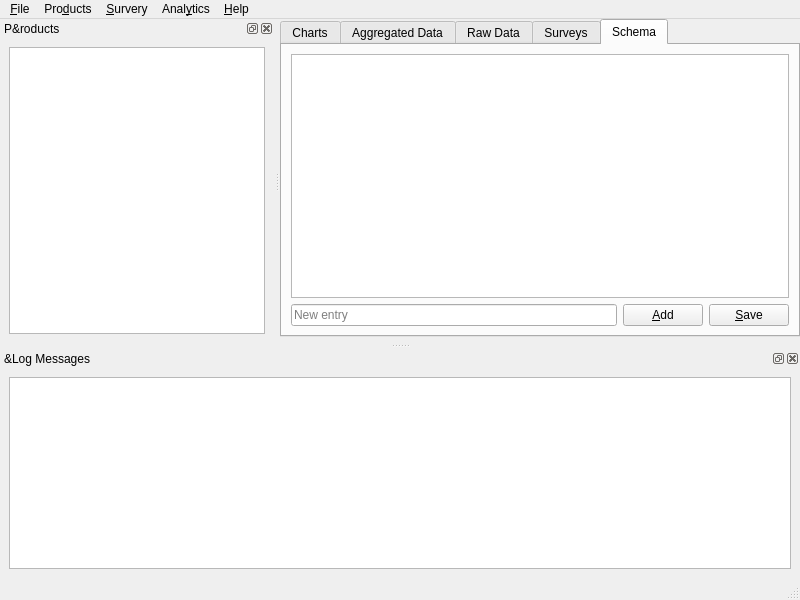
Above: analyzer/mainwindow.ui from KDE/kuserfeedback before the change. Below: the same form after it.
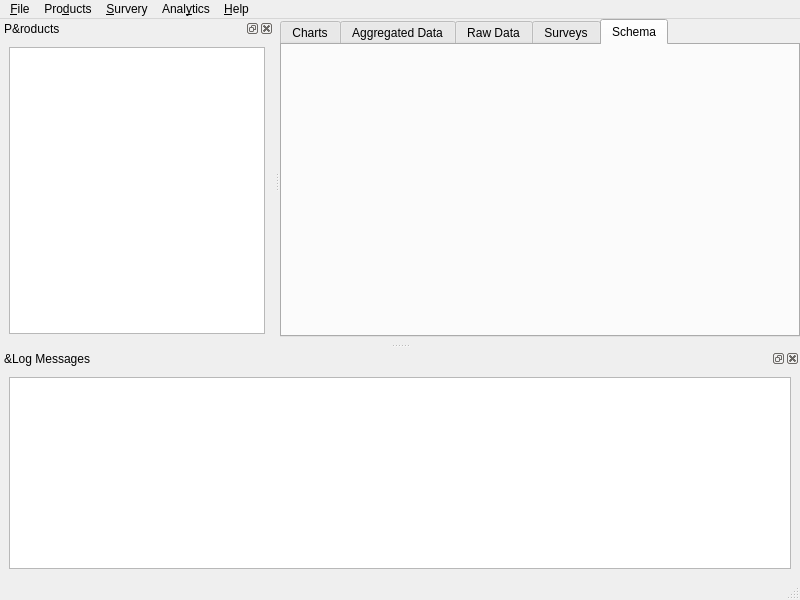
That is the form after the change. The open tabs and pages were chosen to show the change. Custom widgets are drawn as their Qt base class.

Commit message: Move schema editor to its own file, and implement entry deletion.

```diff
--- a/analyzer/mainwindow.ui
+++ b/analyzer/mainwindow.ui
@@ -106,36 +106,7 @@
        </attribute>
        <layout class="QVBoxLayout" name="verticalLayout_8">
         <item>
-         <widget class="QTableView" name="schemaView">
-          <property name="selectionMode">
-           <enum>QAbstractItemView::SingleSelection</enum>
-          </property>
-         </widget>
-        </item>
-        <item>
-         <layout class="QHBoxLayout" name="horizontalLayout">
-          <item>
-           <widget class="QLineEdit" name="newSchemaEntryName">
-            <property name="placeholderText">
-             <string>New entry</string>
-            </property>
-           </widget>
-          </item>
-          <item>
-           <widget class="QPushButton" name="addSchemaEntryButton">
-            <property name="text">
-             <string>&amp;Add</string>
-            </property>
-           </widget>
-          </item>
-          <item>
-           <widget class="QPushButton" name="saveSchemaButton">
-            <property name="text">
-             <string>&amp;Save</string>
-            </property>
-           </widget>
-          </item>
-         </layout>
+         <widget class="UserFeedback::Analyzer::SchemaEditWidget" name="schemaEdit" native="true"/>
         </item>
        </layout>
       </widget>
@@ -373,6 +344,12 @@
    <header>provider/widgets/notificationwidget.h</header>
    <container>1</container>
   </customwidget>
+  <customwidget>
+   <class>UserFeedback::Analyzer::SchemaEditWidget</class>
+   <extends>QWidget</extends>
+   <header>schemaeditwidget.h</header>
+   <container>1</container>
+  </customwidget>
  </customwidgets>
  <resources/>
  <connections/>
```
The commit also changes 8 other files.
